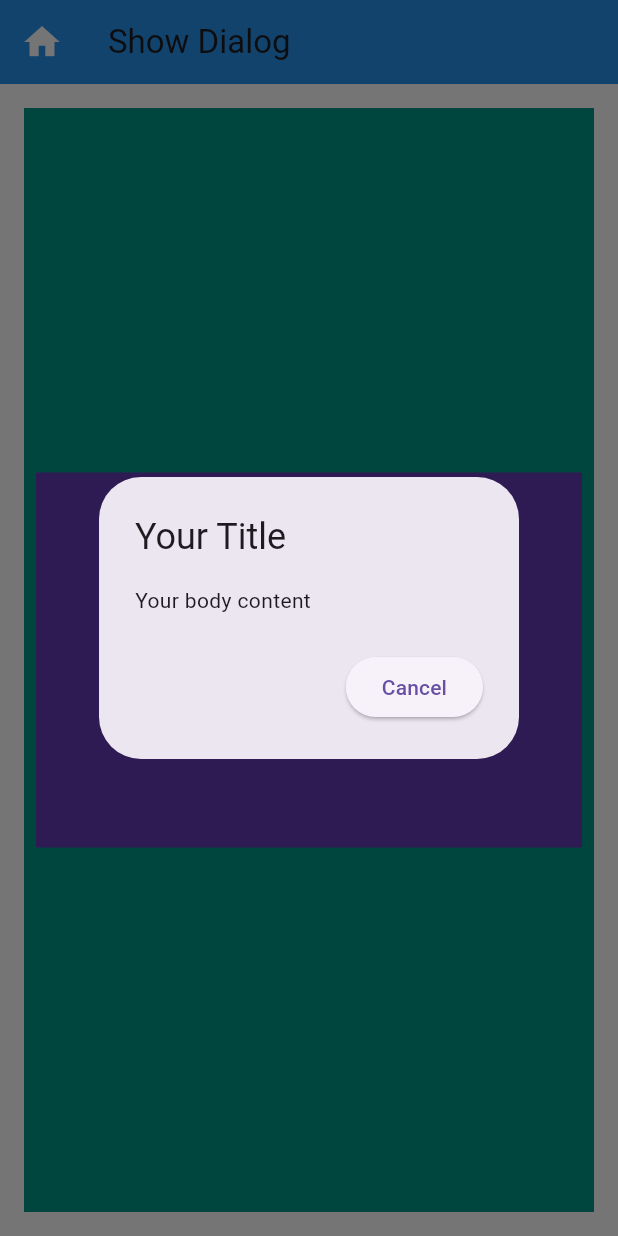
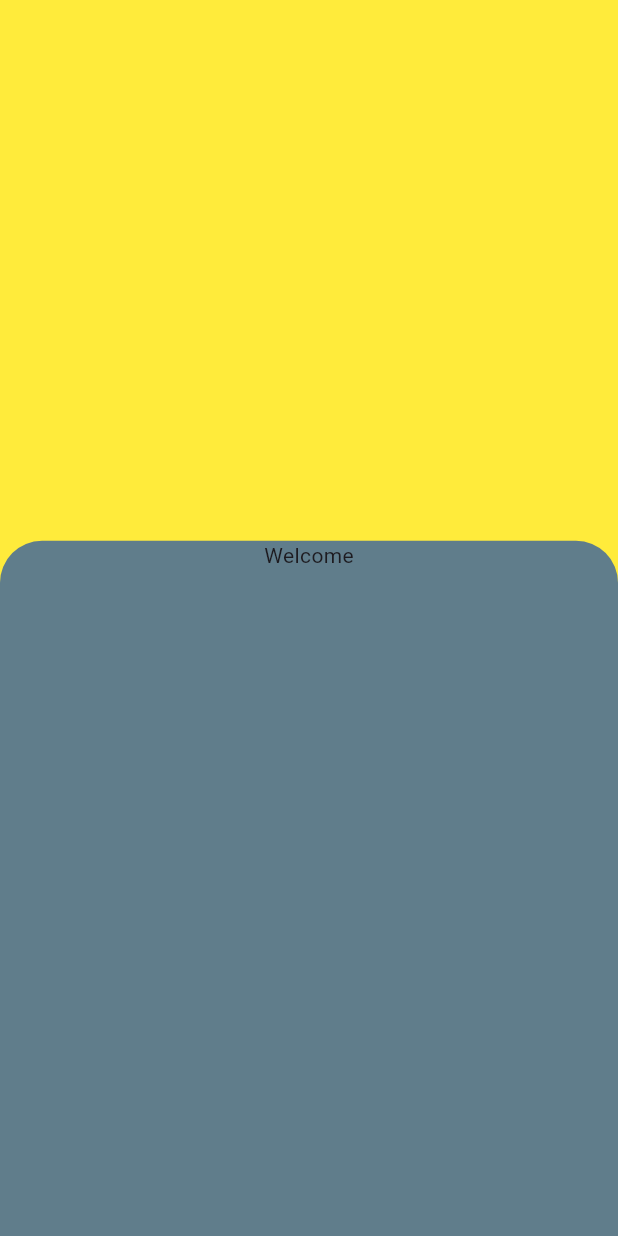
Before and after one commit to littleboyaba/Flutter-Widgets, a Flutter app: the screen it shows after launch, after a tap on "Tap", on a phone screen of 412 x 824 dp. Run offline on Flutter 3.47's test engine with Material 3 defaults, Android fonts, the phone set to English and light mode, and no system bars.

Commit message:
Widget => showModalBottomSheet

```diff
--- a/lib/main.dart
+++ b/lib/main.dart
@@ -1,3 +1,5 @@
+// ignore_for_file: prefer_const_constructors
+
 import 'package:flutter/material.dart';
 
 void main() {
@@ -23,7 +25,7 @@ class HomeActivity extends StatelessWidget {
   Widget build(BuildContext context) {
     return Scaffold(
       appBar: AppBar(
-        title: const Text('Show Dialog'),
+        title: const Text('AppBar'),
         backgroundColor: Colors.blue,
         elevation: 3,
         leading: const Icon(
@@ -34,64 +36,44 @@ class HomeActivity extends StatelessWidget {
       ),
       //backgroundColor: Color(0xFF338930),
       backgroundColor: Colors.white70,
-      body: Padding(
-        padding: const EdgeInsets.all(16),
-        child: Container(
-          color: Colors.teal,
-          child: Padding(
-            padding: const EdgeInsets.all(8.0),
-            child: Column(
+      body: Column(
         mainAxisAlignment: MainAxisAlignment.center,
-              children: [
-                Container(
-                  color: Colors.deepPurple,
-                  height: 250,
-                  child: Row(
         mainAxisSize: MainAxisSize.max,
-                    mainAxisAlignment: MainAxisAlignment.center,
-                    children: [
-                      Column(
-                        mainAxisAlignment: MainAxisAlignment.center,
         children: [
           const Text(
-                            'Dialog',
+            'showModalBottomSheet',
             style: TextStyle(
-                                color: Colors.deepOrange, fontSize: 26),
+                color: Colors.black, fontSize: 26),
           ),
           const SizedBox(
             height: 30,
           ),
           ElevatedButton(
             onPressed: () {
-                              // showAboutDialog(context: context);
-                              showDialog(
-                                context: context,
-                                builder: (context) {
-                                  return AlertDialog(
-                                    title: const Text('Your Title'),
-                                    content: const Text('Your body content'),
-                                    actions: [
-                                      ElevatedButton(
-                                        onPressed: () {},
-                                        child: const Text('Cancel'),
+              showModalBottomSheet(context: context, builder: (context){
+                return  Column(
+                  mainAxisAlignment: MainAxisAlignment.start,
+                  mainAxisSize: MainAxisSize.max,
+                  children: const [
+                     Row(
+                       mainAxisSize: MainAxisSize.max,
+                       mainAxisAlignment: MainAxisAlignment.center,
+                       children: [
+                         Text('Welcome'),
+                       ],
                      ),
                   ],
                 );
               },
+                backgroundColor: Colors.blueGrey,
+                isDismissible: false, // if ture tapping outside of the bottom sheet will close bottom sheet.
+                barrierColor: Colors.yellow,
               );
             },
             child: const Text('Tap'),
           ),
         ],
       ),
-                    ],
-                  ),
-                ),
-              ],
-            ),
-          ),
-        ),
-      ),
     );
   }
 }
```
Lines whose indentation alone changed are shown as unchanged.
